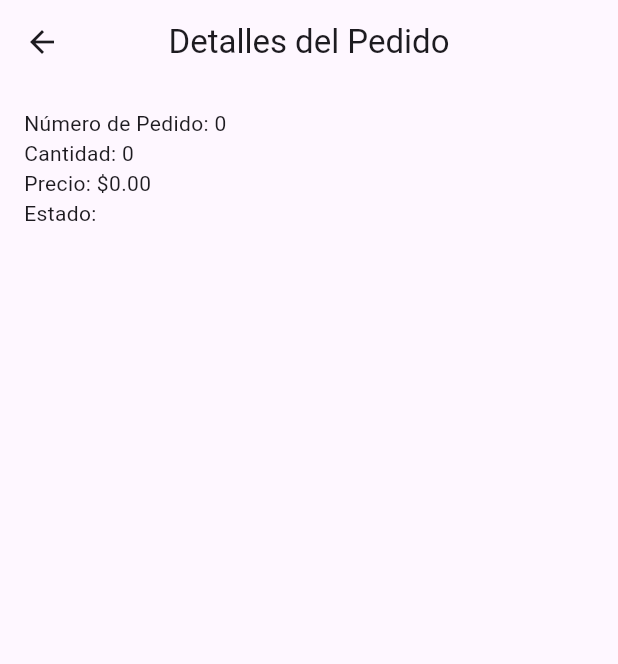
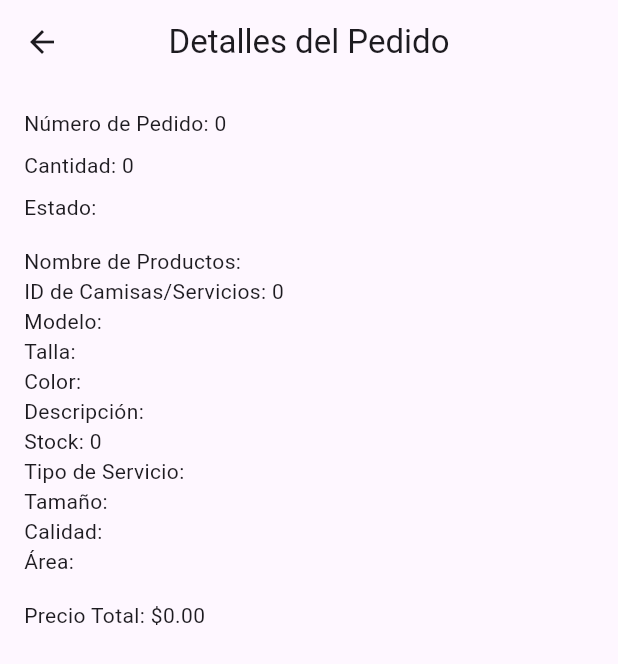
Before and after one commit to urielyonah/SublimeArceApp, a Flutter app: the DetallesPedidoView screen opened directly with empty values, on a phone screen of 412 x 824 dp. Shown: the top 664 px of the screen. Run offline on Flutter 3.47's test engine with Material 3 defaults, Android fonts, the phone set to English and light mode, and no system bars; our stand-ins replace image_picker, shared_preferences; accounts and stored records are empty.

Commit message:
pedidosView actualizado

```diff
--- a/lib/vistas/pedidosView.dart
+++ b/lib/vistas/pedidosView.dart
@@ -18,19 +18,24 @@ class _ListaPedidosViewState extends State<ListaPedidosView> {
   }
 
   void cargarPedidos() async {
-    final response = await http.get(Uri.parse("https://apisublimarce.onrender.com/pedido/${UserData().userId}"));
+    final response = await http.get(Uri.parse(
+        "https://apisublimarce.onrender.com/pedido/${UserData().userId}"));
 
     if (response.statusCode == 200) {
       final dynamic data = json.decode(response.body);
 
-      final List<dynamic> pedidosData = [data['user']];
+      if (data['pedidos'] != null) {
+        final List<dynamic> pedidosData = List.from(data['pedidos']);
 
-      for (final item in pedidosData) {
-        final pedido = Pedido.fromJson(item);
-        pedidos.add(pedido);
+        for (final item in pedidosData) {
+          final pedido = Pedido.fromJson(item);
+          pedidos.add(pedido);
+        }
+
+        setState(() {});
+      } else {
+        print('La lista de pedidos es nula.');
       }
-
-      setState(() {});
     } else {
       print('Error al cargar los pedidos: ${response.statusCode}');
     }
@@ -68,25 +73,61 @@ class _ListaPedidosViewState extends State<ListaPedidosView> {
 class Pedido {
   final int id;
   final int idCamisasServicios;
-  final int idProductos;
+
   final int cantidad;
   final double precio;
   final String status;
   final int idCliente;
+  final String modelo;
+  final String talla;
+  final String color;
+  final String descripcion;
+  final int stock;
+  final String imagen;
+  final String tipoServicio;
+  final String size;
+  final String calidad;
+  final String area;
+  final String nombreProductos;
 
-  Pedido(this.id, this.idCamisasServicios, this.idProductos, this.cantidad,
-      this.precio, this.status, this.idCliente);
+  Pedido(
+      this.id,
+      this.idCamisasServicios,
+      this.cantidad,
+      this.precio,
+      this.status,
+      this.idCliente,
+      this.modelo,
+      this.talla,
+      this.color,
+      this.descripcion,
+      this.stock,
+      this.imagen,
+      this.tipoServicio,
+      this.size,
+      this.calidad,
+      this.area,
+      this.nombreProductos);
 
-  // Constructor para convertir un mapa a un objeto Pedido
   factory Pedido.fromJson(Map<String, dynamic> json) {
     return Pedido(
       json['ID-PEDIDOS'] as int? ?? 0,
       json['ID-CAMISAS-SERVICIOS'] as int? ?? 0,
-      json['ID-PRODUCTOS'] as int? ?? 0,
       json['CANTIDAD'] as int? ?? 0,
-      json['PRECIO'] as double? ?? 0.0,
+      json['PRECIO'] != null ? json['PRECIO']!.toDouble() : 0.0,
       json['STATUS'] as String? ?? '',
       json['ID-CLIENTE'] as int? ?? 0,
+      json['MODELO'] as String? ?? '',
+      json['TALLAS'] as String? ?? '',
+      json['COLOR'] as String? ?? '',
+      json['DESCRIPCION'] as String? ?? '',
+      json['stock'] as int? ?? 0,
+      json['IMAGEN'] as String? ?? '',
+      json['TIPO-SERVICIO'] as String? ?? '',
+      json['tamaño'] as String? ?? '',
+      json['calidad'] as String? ?? '',
+      json['AREA'] as String? ?? '',
+      json['NOMBRE-PRODUCTOS'] as String? ?? '',
     );
   }
 }
@@ -109,10 +150,39 @@ class DetallesPedidoView extends StatelessWidget {
           crossAxisAlignment: CrossAxisAlignment.start,
           children: [
             Text('Número de Pedido: ${pedido.id}'),
+            SizedBox(height: 8),
             Text('Cantidad: ${pedido.cantidad}'),
-            Text('Precio: \$${pedido.precio.toStringAsFixed(2)}'),
+            SizedBox(height: 8),
             Text('Estado: ${pedido.status}'),
-            // Agrega más detalles según sea necesario
+            SizedBox(height: 16),
+
+            // Mostrar detalles específicos para productos
+
+            Text('Nombre de Productos: ${pedido.nombreProductos}'),
+            // Agrega más detalles específicos para productos aquí si es necesario
+
+            // Mostrar detalles específicos para camisas/servicios
+            if (pedido.idCamisasServicios != null) ...[
+              Text('ID de Camisas/Servicios: ${pedido.idCamisasServicios}'),
+              Text('Modelo: ${pedido.modelo}'),
+              Text('Talla: ${pedido.talla}'),
+              Text('Color: ${pedido.color}'),
+              Text('Descripción: ${pedido.descripcion}'),
+              Text('Stock: ${pedido.stock}'),
+              Text('Tipo de Servicio: ${pedido.tipoServicio}'),
+              Text('Tamaño: ${pedido.size}'),
+              Text('Calidad: ${pedido.calidad}'),
+              Text('Área: ${pedido.area}'),
+
+              // Agrega más detalles específicos para camisas/servicios aquí si es necesario
+            ],
+
+            SizedBox(height: 16),
+
+            // Precio total
+            Text('Precio Total: \$${pedido.precio.toStringAsFixed(2)}'),
+
+            // Agrega más detalles aquí si es necesario
           ],
         ),
       ),
```
